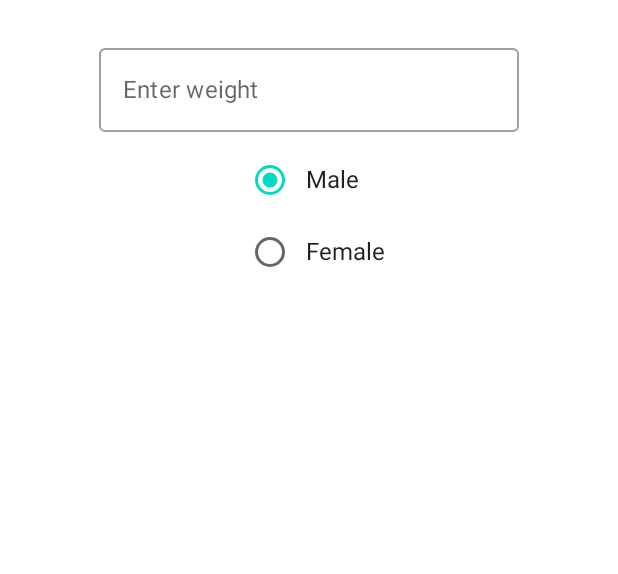
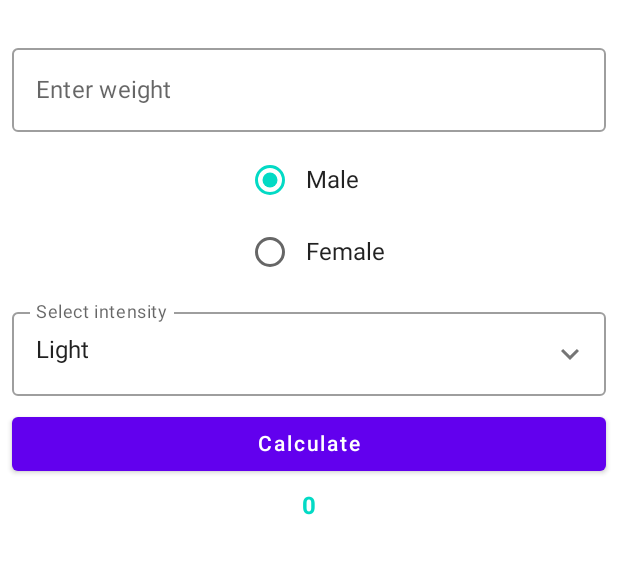
Before and after one commit to Mobile-Programming-Native-Exercises/Calories, an Android app built with Jetpack Compose: the screen it shows after launch (MainActivity), on a phone screen of 412 x 824 dp, the part 78-652 px from its top. Run offline under Robolectric (Android 15) with nearby library versions, the phone set to English and light mode, and no system bars.

```diff
--- a/app/src/main/java/com/example/calories/MainActivity.kt
+++ b/app/src/main/java/com/example/calories/MainActivity.kt
@@ -4,18 +4,27 @@ import android.os.Bundle
 import android.util.Log
 import androidx.activity.ComponentActivity
 import androidx.activity.compose.setContent
+import androidx.compose.foundation.clickable
 import androidx.compose.foundation.layout.*
 import androidx.compose.foundation.selection.selectableGroup
 import androidx.compose.material.*
+import androidx.compose.material.icons.Icons
+import androidx.compose.material.icons.filled.KeyboardArrowDown
+import androidx.compose.material.icons.filled.KeyboardArrowUp
 import androidx.compose.runtime.*
 import androidx.compose.runtime.saveable.rememberSaveable
 import androidx.compose.ui.Alignment
 import androidx.compose.ui.Modifier
+import androidx.compose.ui.geometry.Size
+import androidx.compose.ui.layout.onGloballyPositioned
+import androidx.compose.ui.platform.LocalDensity
 import androidx.compose.ui.res.stringResource
+import androidx.compose.ui.text.font.FontWeight
 import androidx.compose.ui.text.style.TextAlign
 import androidx.compose.ui.tooling.preview.Preview
 import androidx.compose.ui.unit.dp
 import androidx.compose.ui.unit.sp
+import androidx.compose.ui.unit.toSize
 import com.example.calories.ui.theme.CaloriesTheme
 
 class MainActivity : ComponentActivity() {
@@ -38,7 +47,10 @@ class MainActivity : ComponentActivity() {
 @Composable
 fun CalorieScreen() {
     var weightInput by rememberSaveable { mutableStateOf("") }
+    var weight = weightInput.toIntOrNull() ?: 0
     var male by rememberSaveable { mutableStateOf(true) }
+    var intensity by rememberSaveable { mutableStateOf(1.3f) }
+    var result by rememberSaveable { mutableStateOf(0) }
     Column(
 
         verticalArrangement = Arrangement.spacedBy(8.dp),
@@ -47,8 +59,19 @@ fun CalorieScreen() {
     )
     {
         Heading(title = stringResource(R.string.title))
-        WeightField(weightInput = weightInput, onChange = { Log.d("a","test") })
+        WeightField(weightInput = weightInput, onChange = { weightInput = it })
         SexChoice(male = male, setSexMale = { male = it })
+        IntensityList(onClick = { intensity = it })
+        ResultButton(
+            male = male,
+            weight = weight,
+            intensity = intensity,
+            setResult = { result = it })
+        Text(
+            text = result.toString(),
+            color = MaterialTheme.colors.secondary,
+            fontWeight = FontWeight.Bold
+        )
     }
 }
 
@@ -67,11 +90,12 @@ fun Heading(title: String) {
 
 @Composable
 fun WeightField(weightInput: String, onChange: (String) -> Unit) {
-    Log.d("a","test 2")
     OutlinedTextField(
         value = weightInput,
-        onValueChange = { onChange },
-        label = { Text(text = stringResource(R.string.weightLabel)) }
+        onValueChange = onChange,
+        label = { Text(text = stringResource(R.string.weightLabel)) },
+        modifier = Modifier
+            .fillMaxWidth()
     )
 }
 
@@ -89,6 +113,80 @@ fun SexChoice(male: Boolean, setSexMale: (Boolean) -> Unit) {
     }
 }
 
+@Composable
+fun IntensityList(onClick: (Float) -> Unit) {
+    var expanded by rememberSaveable { mutableStateOf(false) }
+    var selectedText by rememberSaveable { mutableStateOf("Light") }
+    val items = listOf("Light", "Usual", "Moderate", "Hard", "Very Hard")
+    var textSize by remember { mutableStateOf(Size.Zero) }
+
+
+    val icon = if (expanded)
+        Icons.Filled.KeyboardArrowUp
+    else
+        Icons.Filled.KeyboardArrowDown
+
+    Column {
+        OutlinedTextField(
+            readOnly = true,
+            value = selectedText,
+            onValueChange = { selectedText = it },
+            modifier = Modifier
+                .fillMaxWidth()
+                .onGloballyPositioned { coordinates ->
+                    textSize = coordinates.size.toSize()
+                },
+            label = { Text(text = "Select intensity") },
+            trailingIcon = {
+                Icon(icon,
+                    contentDescription = stringResource(R.string.keyboardIconDescription),
+                    Modifier.clickable { expanded = !expanded })
+            },
+        )
+        DropdownMenu(
+            expanded = expanded,
+            onDismissRequest = { expanded = false },
+            modifier = Modifier.width(with(LocalDensity.current) { textSize.width.toDp() })
+        ) {
+            items.forEach { label ->
+                DropdownMenuItem(onClick = {
+                    selectedText = label
+
+                    val intensity: Float = when (label) {
+                        "Light" -> 1.3f
+                        "Usual" -> 1.5f
+                        "Moderate" -> 1.7f
+                        "Hard" -> 2f
+                        "Very Hard" -> 2.2f
+                        else -> 0.0f
+                    }
+                    onClick(intensity)
+                    expanded = false
+                }) {
+                    Text(text = label)
+                }
+
+            }
+        }
+    }
+}
+
+@Composable
+fun ResultButton(male: Boolean, weight: Int, intensity: Float, setResult: (Int) -> Unit) {
+    Button(
+        onClick = {
+            if (male) {
+                setResult(((879 + 10.2 * weight) * intensity).toInt())
+            } else {
+                setResult(((795 + 7.18 * weight) * intensity).toInt())
+            }
+        },
+        modifier = Modifier.fillMaxWidth()
+    ) {
+        Text(text = "Calculate")
+    }
+}
+
 @Preview(showBackground = true)
 @Composable
 fun DefaultPreview() {
--- a/app/src/main/res/values/strings.xml
+++ b/app/src/main/res/values/strings.xml
@@ -2,4 +2,5 @@
     <string name="app_name">Calories</string>
     <string name="title">Calories</string>
     <string name="weightLabel">Enter weight</string>
+    <string name="keyboardIconDescription">Arrow that point up when unselected and down when selected</string>
 </resources>
```
